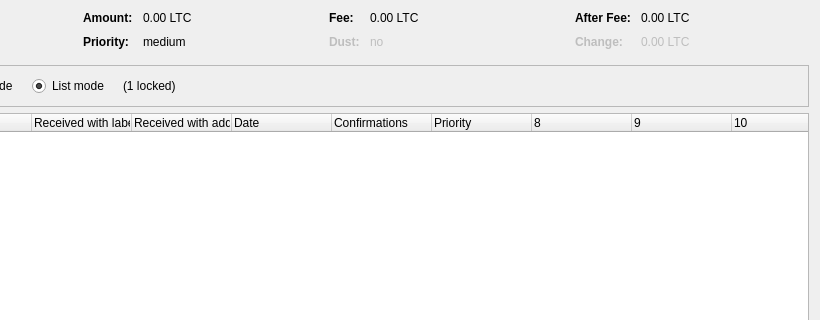
nkpatro/CatcoinRelease, file src/qt/forms/coincontroldialog.ui: the form before one commit; both pictures show x 180 to 1000 and y 0 to 320 of the 1000 by 500 pixel window.
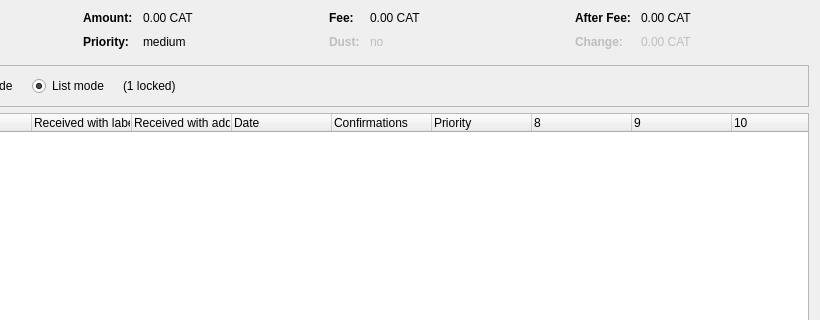
The form after the commit. Custom widgets are drawn as their Qt base class.

What changed in the file:
```diff
--- a/src/qt/forms/coincontroldialog.ui
+++ b/src/qt/forms/coincontroldialog.ui
@@ -132,7 +132,7 @@
           <enum>Qt::ActionsContextMenu</enum>
          </property>
          <property name="text">
-          <string notr="true">0.00 LTC</string>
+          <string notr="true">0.00 CAT</string>
          </property>
          <property name="textInteractionFlags">
           <set>Qt::LinksAccessibleByMouse|Qt::TextSelectableByKeyboard|Qt::TextSelectableByMouse</set>
@@ -206,7 +206,7 @@
           <enum>Qt::ActionsContextMenu</enum>
          </property>
          <property name="text">
-          <string notr="true">0.00 LTC</string>
+          <string notr="true">0.00 CAT</string>
          </property>
          <property name="textInteractionFlags">
           <set>Qt::LinksAccessibleByMouse|Qt::TextSelectableByKeyboard|Qt::TextSelectableByMouse</set>
@@ -286,7 +286,7 @@
           <enum>Qt::ActionsContextMenu</enum>
          </property>
          <property name="text">
-          <string notr="true">0.00 LTC</string>
+          <string notr="true">0.00 CAT</string>
          </property>
          <property name="textInteractionFlags">
           <set>Qt::LinksAccessibleByMouse|Qt::TextSelectableByKeyboard|Qt::TextSelectableByMouse</set>
@@ -321,7 +321,7 @@
           <enum>Qt::ActionsContextMenu</enum>
          </property>
          <property name="text">
-          <string notr="true">0.00 LTC</string>
+          <string notr="true">0.00 CAT</string>
          </property>
          <property name="textInteractionFlags">
           <set>Qt::LinksAccessibleByMouse|Qt::TextSelectableByKeyboard|Qt::TextSelectableByMouse</set>
```
